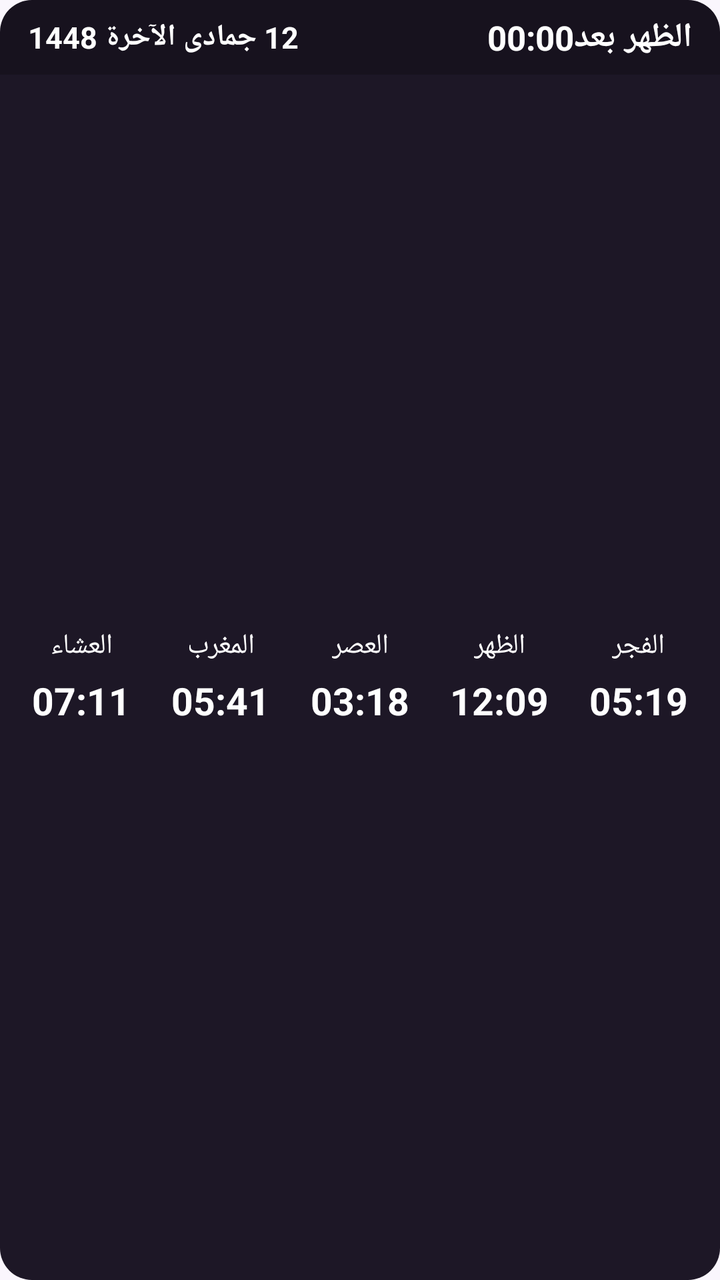
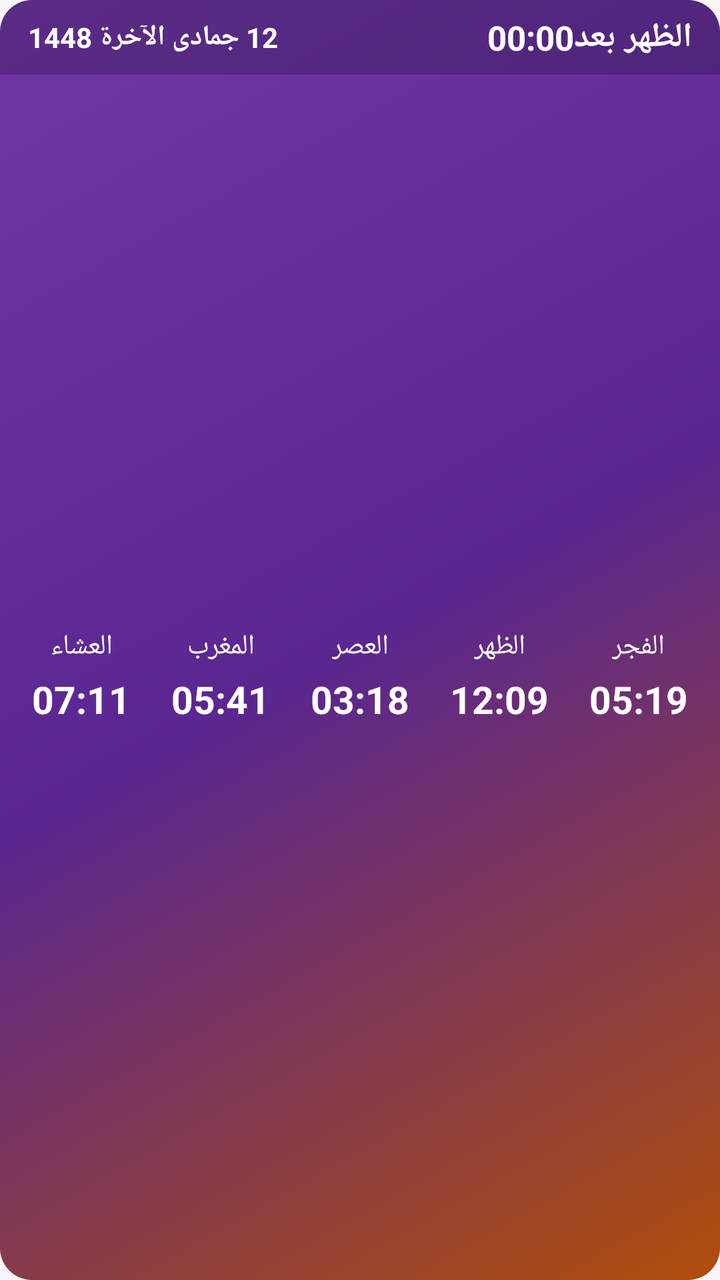

The first picture is an Android layout as it rendered before a commit; the second is the same layout after the commit. The layout source and the unified diff follow.
<!-- AndroidManifest.xml: application theme AppTheme -->
<!-- res/layout/widget_day.xml -->
<?xml version="1.0" encoding="utf-8"?>
<FrameLayout xmlns:android="http://schemas.android.com/apk/res/android" android:id="@+id/widget_root" android:layout_width="match_parent" android:layout_height="match_parent" android:layoutDirection="rtl">
    <ImageView android:id="@+id/wbg" android:layout_width="match_parent" android:layout_height="match_parent" android:scaleType="fitXY" android:src="@drawable/wbg_dark_1" android:contentDescription="@null" />
    <LinearLayout android:layout_width="match_parent" android:layout_height="match_parent" android:orientation="vertical">
        <LinearLayout android:id="@+id/w_head" android:layout_width="match_parent" android:layout_height="wrap_content" android:orientation="horizontal" android:gravity="center_vertical" android:paddingStart="14dp" android:paddingEnd="14dp" android:paddingTop="7dp" android:paddingBottom="7dp" android:background="@drawable/whead_dark_1">
            <TextView android:id="@+id/w_next" android:layout_width="wrap_content" android:layout_height="wrap_content" android:text="الظهر بعد" android:textColor="#FFFFFF" android:textSize="17sp" android:textStyle="bold" android:maxLines="1" />
            <Chronometer android:id="@+id/w_chrono" android:layout_width="wrap_content" android:layout_height="wrap_content" android:layout_marginStart="6dp" android:textColor="#FFFFFF" android:textSize="17sp" android:textStyle="bold" android:layoutDirection="ltr" />
            <TextView android:id="@+id/w_cd" android:layout_width="wrap_content" android:layout_height="wrap_content" android:visibility="gone" />
            <TextView android:id="@+id/w_label" android:layout_width="wrap_content" android:layout_height="wrap_content" android:visibility="gone" />
            <TextView android:id="@+id/w_city" android:layout_width="0dp" android:layout_height="wrap_content" android:layout_weight="1" android:layout_marginStart="8dp" android:textColor="#E6D6F5" android:textSize="11sp" android:maxLines="1" android:ellipsize="end" />
            <TextView android:id="@+id/w_hijri" android:layout_width="wrap_content" android:layout_height="wrap_content" android:text="12 جمادى الآخرة 1448" android:textColor="#FFFFFF" android:textSize="15sp" android:textStyle="bold" android:maxLines="1" />
        </LinearLayout>
        <LinearLayout android:layout_width="match_parent" android:layout_height="0dp" android:layout_weight="1" android:orientation="horizontal" android:gravity="center_vertical" android:paddingStart="6dp" android:paddingEnd="6dp">
            <LinearLayout android:layout_width="0dp" android:layout_height="wrap_content" android:layout_weight="1" android:orientation="vertical" android:gravity="center">
                <TextView android:id="@+id/n0" android:layout_width="wrap_content" android:layout_height="wrap_content" android:text="الفجر" android:textColor="#FFFFFF" android:textSize="14sp" android:maxLines="1" />
                <TextView android:id="@+id/t0" android:layout_width="wrap_content" android:layout_height="wrap_content" android:layout_marginTop="4dp" android:paddingStart="7dp" android:paddingEnd="7dp" android:paddingTop="1dp" android:paddingBottom="1dp" android:text="05:19" android:textColor="#FFFFFF" android:textSize="19sp" android:textStyle="bold" android:maxLines="1" />
            </LinearLayout>
            <LinearLayout android:layout_width="0dp" android:layout_height="wrap_content" android:layout_weight="1" android:orientation="vertical" android:gravity="center">
                <TextView android:id="@+id/n1" android:layout_width="wrap_content" android:layout_height="wrap_content" android:text="الظهر" android:textColor="#FFFFFF" android:textSize="14sp" android:maxLines="1" />
                <TextView android:id="@+id/t1" android:layout_width="wrap_content" android:layout_height="wrap_content" android:layout_marginTop="4dp" android:paddingStart="7dp" android:paddingEnd="7dp" android:paddingTop="1dp" android:paddingBottom="1dp" android:text="12:09" android:textColor="#FFFFFF" android:textSize="19sp" android:textStyle="bold" android:maxLines="1" />
            </LinearLayout>
            <LinearLayout android:layout_width="0dp" android:layout_height="wrap_content" android:layout_weight="1" android:orientation="vertical" android:gravity="center">
                <TextView android:id="@+id/n2" android:layout_width="wrap_content" android:layout_height="wrap_content" android:text="العصر" android:textColor="#FFFFFF" android:textSize="14sp" android:maxLines="1" />
                <TextView android:id="@+id/t2" android:layout_width="wrap_content" android:layout_height="wrap_content" android:layout_marginTop="4dp" android:paddingStart="7dp" android:paddingEnd="7dp" android:paddingTop="1dp" android:paddingBottom="1dp" android:text="03:18" android:textColor="#FFFFFF" android:textSize="19sp" android:textStyle="bold" android:maxLines="1" />
            </LinearLayout>
            <LinearLayout android:layout_width="0dp" android:layout_height="wrap_content" android:layout_weight="1" android:orientation="vertical" android:gravity="center">
                <TextView android:id="@+id/n3" android:layout_width="wrap_content" android:layout_height="wrap_content" android:text="المغرب" android:textColor="#FFFFFF" android:textSize="14sp" android:maxLines="1" />
                <TextView android:id="@+id/t3" android:layout_width="wrap_content" android:layout_height="wrap_content" android:layout_marginTop="4dp" android:paddingStart="7dp" android:paddingEnd="7dp" android:paddingTop="1dp" android:paddingBottom="1dp" android:text="05:41" android:textColor="#FFFFFF" android:textSize="19sp" android:textStyle="bold" android:maxLines="1" />
            </LinearLayout>
            <LinearLayout android:layout_width="0dp" android:layout_height="wrap_content" android:layout_weight="1" android:orientation="vertical" android:gravity="center">
                <TextView android:id="@+id/n4" android:layout_width="wrap_content" android:layout_height="wrap_content" android:text="العشاء" android:textColor="#FFFFFF" android:textSize="14sp" android:maxLines="1" />
                <TextView android:id="@+id/t4" android:layout_width="wrap_content" android:layout_height="wrap_content" android:layout_marginTop="4dp" android:paddingStart="7dp" android:paddingEnd="7dp" android:paddingTop="1dp" android:paddingBottom="1dp" android:text="07:11" android:textColor="#FFFFFF" android:textSize="19sp" android:textStyle="bold" android:maxLines="1" />
            </LinearLayout>
        </LinearLayout>
    </LinearLayout>
</FrameLayout>
<!-- resources referenced by this layout -->
<resources>
  <!-- drawable wbg_dark_1 (drawable) -->
  <?xml version="1.0" encoding="utf-8"?>
  <shape xmlns:android="http://schemas.android.com/apk/res/android" android:shape="rectangle">
      <solid android:color="#1D1726" />
      <corners android:radius="16dp" />
  </shape>
  <!-- drawable whead_dark_1 (drawable) -->
  <?xml version="1.0" encoding="utf-8"?>
  <shape xmlns:android="http://schemas.android.com/apk/res/android" android:shape="rectangle">
      <solid android:color="#33000000" />
      <corners android:topLeftRadius="16dp" android:topRightRadius="16dp" android:bottomLeftRadius="0dp" android:bottomRightRadius="0dp" />
  </shape>
  <style name="AppTheme" parent="@android:style/Theme.Material.Light.NoActionBar">
          <item name="android:windowBackground">@color/bg</item>
          <item name="android:statusBarColor">@color/bg</item>
          <item name="android:navigationBarColor">@color/bg</item>
          <item name="android:colorAccent">@color/orange</item>
          <item name="android:colorPrimary">@color/purple</item>
      </style>
  <color name="bg">#FAF6FD</color>
  <color name="orange">#F28A32</color>
  <color name="purple">#7137A8</color>
</resources>

<!-- the commit's change to res/layout/widget_day.xml (unified diff, before → after) -->
@@ -1,35 +1,35 @@
 <?xml version="1.0" encoding="utf-8"?>
 <FrameLayout xmlns:android="http://schemas.android.com/apk/res/android" android:id="@+id/widget_root" android:layout_width="match_parent" android:layout_height="match_parent" android:layoutDirection="rtl">
-    <ImageView android:id="@+id/wbg" android:layout_width="match_parent" android:layout_height="match_parent" android:scaleType="fitXY" android:src="@drawable/wbg_dark_1" android:contentDescription="@null" />
+    <ImageView android:id="@+id/wbg" android:layout_width="match_parent" android:layout_height="match_parent" android:scaleType="fitXY" android:src="@drawable/wbg_grad_1" android:contentDescription="@null" />
     <LinearLayout android:layout_width="match_parent" android:layout_height="match_parent" android:orientation="vertical">
         <LinearLayout android:id="@+id/w_head" android:layout_width="match_parent" android:layout_height="wrap_content" android:orientation="horizontal" android:gravity="center_vertical" android:paddingStart="14dp" android:paddingEnd="14dp" android:paddingTop="7dp" android:paddingBottom="7dp" android:background="@drawable/whead_dark_1">
-            <TextView android:id="@+id/w_next" android:layout_width="wrap_content" android:layout_height="wrap_content" android:text="الظهر بعد" android:textColor="#FFFFFF" android:textSize="17sp" android:textStyle="bold" android:maxLines="1" />
-            <Chronometer android:id="@+id/w_chrono" android:layout_width="wrap_content" android:layout_height="wrap_content" android:layout_marginStart="6dp" android:textColor="#FFFFFF" android:textSize="17sp" android:textStyle="bold" android:layoutDirection="ltr" />
+            <TextView android:id="@+id/w_next" android:layout_width="wrap_content" android:layout_height="wrap_content" android:text="الظهر بعد" android:textColor="#FFFFFF" android:textSize="17dp" android:textStyle="bold" android:maxLines="1" />
+            <Chronometer android:id="@+id/w_chrono" android:layout_width="wrap_content" android:layout_height="wrap_content" android:layout_marginStart="6dp" android:textColor="#FFFFFF" android:textSize="17dp" android:textStyle="bold" android:layoutDirection="ltr" />
             <TextView android:id="@+id/w_cd" android:layout_width="wrap_content" android:layout_height="wrap_content" android:visibility="gone" />
             <TextView android:id="@+id/w_label" android:layout_width="wrap_content" android:layout_height="wrap_content" android:visibility="gone" />
-            <TextView android:id="@+id/w_city" android:layout_width="0dp" android:layout_height="wrap_content" android:layout_weight="1" android:layout_marginStart="8dp" android:textColor="#E6D6F5" android:textSize="11sp" android:maxLines="1" android:ellipsize="end" />
-            <TextView android:id="@+id/w_hijri" android:layout_width="wrap_content" android:layout_height="wrap_content" android:text="12 جمادى الآخرة 1448" android:textColor="#FFFFFF" android:textSize="15sp" android:textStyle="bold" android:maxLines="1" />
+            <TextView android:id="@+id/w_city" android:layout_width="0dp" android:layout_height="wrap_content" android:layout_weight="1" android:layout_marginStart="8dp" android:textColor="#E6D6F5" android:textSize="11dp" android:maxLines="1" android:ellipsize="end" />
+            <TextView android:id="@+id/w_hijri" android:layout_width="wrap_content" android:layout_height="wrap_content" android:text="12 جمادى الآخرة 1448" android:textColor="#FFFFFF" android:textSize="14dp" android:textStyle="bold" android:maxLines="1" android:ellipsize="end" />
         </LinearLayout>
         <LinearLayout android:layout_width="match_parent" android:layout_height="0dp" android:layout_weight="1" android:orientation="horizontal" android:gravity="center_vertical" android:paddingStart="6dp" android:paddingEnd="6dp">
-            <LinearLayout android:layout_width="0dp" android:layout_height="wrap_content" android:layout_weight="1" android:orientation="vertical" android:gravity="center">
-                <TextView android:id="@+id/n0" android:layout_width="wrap_content" android:layout_height="wrap_content" android:text="الفجر" android:textColor="#FFFFFF" android:textSize="14sp" android:maxLines="1" />
-                <TextView android:id="@+id/t0" android:layout_width="wrap_content" android:layout_height="wrap_content" android:layout_marginTop="4dp" android:paddingStart="7dp" android:paddingEnd="7dp" android:paddingTop="1dp" android:paddingBottom="1dp" android:text="05:19" android:textColor="#FFFFFF" android:textSize="19sp" android:textStyle="bold" android:maxLines="1" />
+            <LinearLayout android:id="@+id/c0" android:layout_width="0dp" android:layout_height="wrap_content" android:layout_weight="1" android:orientation="vertical" android:gravity="center" >
+                <TextView android:id="@+id/n0" android:layout_width="wrap_content" android:layout_height="wrap_content" android:text="الفجر" android:textColor="#FFFFFF" android:textSize="14dp" android:maxLines="1" />
+                <TextView android:id="@+id/t0" android:layout_width="wrap_content" android:layout_height="wrap_content" android:layout_marginTop="3dp" android:paddingStart="5dp" android:paddingEnd="5dp" android:paddingTop="1dp" android:paddingBottom="1dp" android:text="05:19" android:textColor="#FFFFFF" android:textSize="19dp" android:textStyle="bold" android:maxLines="1" />
             </LinearLayout>
-            <LinearLayout android:layout_width="0dp" android:layout_height="wrap_content" android:layout_weight="1" android:orientation="vertical" android:gravity="center">
-                <TextView android:id="@+id/n1" android:layout_width="wrap_content" android:layout_height="wrap_content" android:text="الظهر" android:textColor="#FFFFFF" android:textSize="14sp" android:maxLines="1" />
-                <TextView android:id="@+id/t1" android:layout_width="wrap_content" android:layout_height="wrap_content" android:layout_marginTop="4dp" android:paddingStart="7dp" android:paddingEnd="7dp" android:paddingTop="1dp" android:paddingBottom="1dp" android:text="12:09" android:textColor="#FFFFFF" android:textSize="19sp" android:textStyle="bold" android:maxLines="1" />
+            <LinearLayout android:id="@+id/c1" android:layout_width="0dp" android:layout_height="wrap_content" android:layout_weight="1" android:orientation="vertical" android:gravity="center" >
+                <TextView android:id="@+id/n1" android:layout_width="wrap_content" android:layout_height="wrap_content" android:text="الظهر" android:textColor="#FFFFFF" android:textSize="14dp" android:maxLines="1" />
+                <TextView android:id="@+id/t1" android:layout_width="wrap_content" android:layout_height="wrap_content" android:layout_marginTop="3dp" android:paddingStart="5dp" android:paddingEnd="5dp" android:paddingTop="1dp" android:paddingBottom="1dp" android:text="12:09" android:textColor="#FFFFFF" android:textSize="19dp" android:textStyle="bold" android:maxLines="1" />
             </LinearLayout>
-            <LinearLayout android:layout_width="0dp" android:layout_height="wrap_content" android:layout_weight="1" android:orientation="vertical" android:gravity="center">
-                <TextView android:id="@+id/n2" android:layout_width="wrap_content" android:layout_height="wrap_content" android:text="العصر" android:textColor="#FFFFFF" android:textSize="14sp" android:maxLines="1" />
-                <TextView android:id="@+id/t2" android:layout_width="wrap_content" android:layout_height="wrap_content" android:layout_marginTop="4dp" android:paddingStart="7dp" android:paddingEnd="7dp" android:paddingTop="1dp" android:paddingBottom="1dp" android:text="03:18" android:textColor="#FFFFFF" android:textSize="19sp" android:textStyle="bold" android:maxLines="1" />
+            <LinearLayout android:id="@+id/c2" android:layout_width="0dp" android:layout_height="wrap_content" android:layout_weight="1" android:orientation="vertical" android:gravity="center" >
+                <TextView android:id="@+id/n2" android:layout_width="wrap_content" android:layout_height="wrap_content" android:text="العصر" android:textColor="#FFFFFF" android:textSize="14dp" android:maxLines="1" />
+                <TextView android:id="@+id/t2" android:layout_width="wrap_content" android:layout_height="wrap_content" android:layout_marginTop="3dp" android:paddingStart="5dp" android:paddingEnd="5dp" android:paddingTop="1dp" android:paddingBottom="1dp" android:text="03:18" android:textColor="#FFFFFF" android:textSize="19dp" android:textStyle="bold" android:maxLines="1" />
             </LinearLayout>
-            <LinearLayout android:layout_width="0dp" android:layout_height="wrap_content" android:layout_weight="1" android:orientation="vertical" android:gravity="center">
-                <TextView android:id="@+id/n3" android:layout_width="wrap_content" android:layout_height="wrap_content" android:text="المغرب" android:textColor="#FFFFFF" android:textSize="14sp" android:maxLines="1" />
-                <TextView android:id="@+id/t3" android:layout_width="wrap_content" android:layout_height="wrap_content" android:layout_marginTop="4dp" android:paddingStart="7dp" android:paddingEnd="7dp" android:paddingTop="1dp" android:paddingBottom="1dp" android:text="05:41" android:textColor="#FFFFFF" android:textSize="19sp" android:textStyle="bold" android:maxLines="1" />
+            <LinearLayout android:id="@+id/c3" android:layout_width="0dp" android:layout_height="wrap_content" android:layout_weight="1" android:orientation="vertical" android:gravity="center" >
+                <TextView android:id="@+id/n3" android:layout_width="wrap_content" android:layout_height="wrap_content" android:text="المغرب" android:textColor="#FFFFFF" android:textSize="14dp" android:maxLines="1" />
+                <TextView android:id="@+id/t3" android:layout_width="wrap_content" android:layout_height="wrap_content" android:layout_marginTop="3dp" android:paddingStart="5dp" android:paddingEnd="5dp" android:paddingTop="1dp" android:paddingBottom="1dp" android:text="05:41" android:textColor="#FFFFFF" android:textSize="19dp" android:textStyle="bold" android:maxLines="1" />
             </LinearLayout>
-            <LinearLayout android:layout_width="0dp" android:layout_height="wrap_content" android:layout_weight="1" android:orientation="vertical" android:gravity="center">
-                <TextView android:id="@+id/n4" android:layout_width="wrap_content" android:layout_height="wrap_content" android:text="العشاء" android:textColor="#FFFFFF" android:textSize="14sp" android:maxLines="1" />
-                <TextView android:id="@+id/t4" android:layout_width="wrap_content" android:layout_height="wrap_content" android:layout_marginTop="4dp" android:paddingStart="7dp" android:paddingEnd="7dp" android:paddingTop="1dp" android:paddingBottom="1dp" android:text="07:11" android:textColor="#FFFFFF" android:textSize="19sp" android:textStyle="bold" android:maxLines="1" />
+            <LinearLayout android:id="@+id/c4" android:layout_width="0dp" android:layout_height="wrap_content" android:layout_weight="1" android:orientation="vertical" android:gravity="center" >
+                <TextView android:id="@+id/n4" android:layout_width="wrap_content" android:layout_height="wrap_content" android:text="العشاء" android:textColor="#FFFFFF" android:textSize="14dp" android:maxLines="1" />
+                <TextView android:id="@+id/t4" android:layout_width="wrap_content" android:layout_height="wrap_content" android:layout_marginTop="3dp" android:paddingStart="5dp" android:paddingEnd="5dp" android:paddingTop="1dp" android:paddingBottom="1dp" android:text="07:11" android:textColor="#FFFFFF" android:textSize="19dp" android:textStyle="bold" android:maxLines="1" />
             </LinearLayout>
         </LinearLayout>
     </LinearLayout>
<!-- resource entries referenced after the edit -->
@@ -1,9 +1,9 @@
 <!-- resources referenced by this layout -->
 <resources>
-  <!-- drawable wbg_dark_1 (drawable) -->
+  <!-- drawable wbg_grad_1 (drawable) -->
   <?xml version="1.0" encoding="utf-8"?>
   <shape xmlns:android="http://schemas.android.com/apk/res/android" android:shape="rectangle">
-      <solid android:color="#1D1726" />
+      <gradient android:angle="315" android:startColor="#7137A8" android:centerColor="#5A2690" android:endColor="#B04E0A" />
       <corners android:radius="16dp" />
   </shape>
   <!-- drawable whead_dark_1 (drawable) -->
